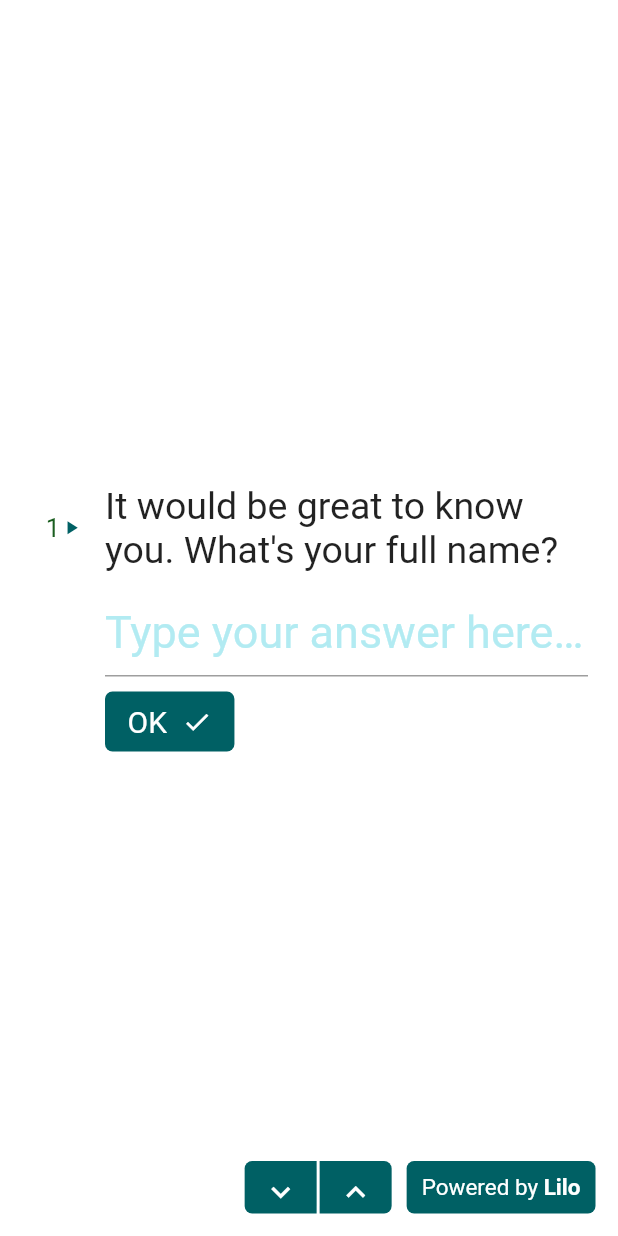
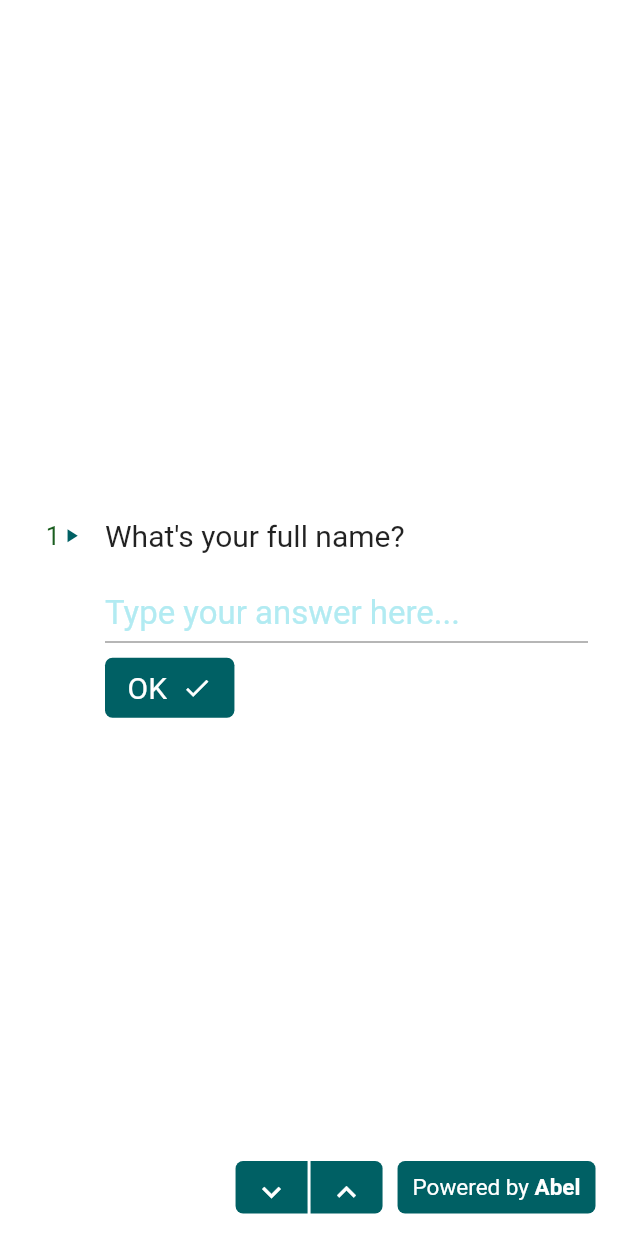
Before and after one commit to abellilo/form, a Flutter app: the screen it shows after launch, on a phone screen of 412 x 824 dp. Run offline on Flutter 3.47's test engine with Material 2 defaults, Android fonts, the light colour scheme and no system bars; drawn by our look-alikes of flutter_animate; our stand-ins replace dropdown_button2, flutter_spinkit.

Commit message:
Animated web forms

```diff
--- a/lib/components/bottomactions.dart
+++ b/lib/components/bottomactions.dart
@@ -73,7 +73,7 @@ class BottomAction extends StatelessWidget {
                     style: TextStyle(fontSize: 15, color: Colors.white),
                     children: [
                       TextSpan(
-                        text: "Lilo",
+                        text: "Abel",
                         style: TextStyle(
                             color: Colors.white,
                             fontSize: 15,
--- a/lib/components/next_botton.dart
+++ b/lib/components/next_botton.dart
@@ -1,4 +1,5 @@
 import 'package:flutter/material.dart';
+import 'package:flutter_animate/flutter_animate.dart';
 
 class NextButton extends StatelessWidget {
   NextButton({Key? key, required this.onTap, required this.page_value}) : super(key: key);
@@ -46,6 +47,6 @@ class NextButton extends StatelessWidget {
           ),
         ),
       ],
-    );
+    ).animate().scale(duration: Duration(seconds: 2), curve: Curves.easeIn);
   }
 }
--- a/lib/components/questions.dart
+++ b/lib/components/questions.dart
@@ -1,4 +1,5 @@
 import 'package:flutter/material.dart';
+import 'package:flutter_animate/flutter_animate.dart';
 
 class Question extends StatelessWidget {
   String number;
@@ -36,11 +37,15 @@ class Question extends StatelessWidget {
             alignment: Alignment.centerLeft,
             child: Text(
               question,
-              style: TextStyle(fontSize: 25),
+              style: TextStyle(fontSize: 20),
             ),
           ),
         ),
       ],
-    );
+    )
+        .animate()
+        .fadeIn(
+        curve: Curves.easeIn,
+        duration: Duration(seconds: 3));
   }
 }
--- a/lib/pages/home_page.dart
+++ b/lib/pages/home_page.dart
@@ -7,6 +7,7 @@ import '../components/next_botton.dart';
 import '../components/questions.dart';
 import 'final_page.dart';
 import 'package:flutter_spinkit/flutter_spinkit.dart';
+import 'package:flutter_animate/flutter_animate.dart';
 
 class FormPage extends StatefulWidget {
   const FormPage({Key? key}) : super(key: key);
@@ -16,7 +17,6 @@ class FormPage extends StatefulWidget {
 }
 
 class _FormPageState extends State<FormPage> {
-
   String gender = "";
   String level = "";
   String selected_job = "";
@@ -29,10 +29,7 @@ class _FormPageState extends State<FormPage> {
   TextEditingController _controller_4 = new TextEditingController();
   TextEditingController _controller_5 = new TextEditingController();
 
-  final List<String> genderItems = [
-    'Male',
-    'Female',
-  ];
+  final List<String> genderItems = ['Male', 'Female', "Other"];
 
   //modify sent message
   String replacing(String word) {
@@ -54,22 +51,35 @@ class _FormPageState extends State<FormPage> {
 
     await Future.delayed(const Duration(seconds: 5));
 
-    Navigator.push(context,MaterialPageRoute(builder: (context){
+    Navigator.push(context, MaterialPageRoute(builder: (context) {
       return Final_Page();
-    }));
+    })).whenComplete(() => reset_page());
   }
 
-  void nextpage (){
-    if(pageview_value == 4){
+  void reset_page() {
+    setState(() {
+      _selectedpage = 0;
+      pageview_value = 0;
+    });
+  }
+
+  void nextpage() {
+    if (pageview_value == 4) {
       submit();
-    }else{
+    } else {
       _controller.nextPage(
         duration: Duration(milliseconds: 400),
-          curve: Curves.easeIn);
+        curve: Curves.easeIn,
+      ).then((value) {
+        FocusScope.of(context).unfocus();
+      });
     }
   }
 
   int _selectedpage = 0;
+
+  double sized_height = 10;
+  double second_sized_height = 10;
 
   @override
   Widget build(BuildContext context) {
@@ -77,11 +87,11 @@ class _FormPageState extends State<FormPage> {
       backgroundColor: Colors.white,
       body: GestureDetector(
         onTap: () => FocusManager.instance.primaryFocus?.unfocus(),
-        child: _selectedpage == 0 ?
-        Stack(
+        child: _selectedpage == 0
+            ? Stack(
                 children: [
                   PageView(
-              onPageChanged: (val){
+                    onPageChanged: (val) {
                       setState(() {
                         pageview_value = val;
                       });
@@ -92,7 +102,8 @@ class _FormPageState extends State<FormPage> {
                       Container(
                         padding: MediaQuery.of(context).size.width > 700
                             ? EdgeInsets.symmetric(
-                      horizontal: MediaQuery.of(context).size.width / 6)
+                                horizontal:
+                                    MediaQuery.of(context).size.width / 6)
                             : EdgeInsets.symmetric(horizontal: 20),
                         child: Column(
                           mainAxisAlignment: MainAxisAlignment.center,
@@ -101,10 +112,9 @@ class _FormPageState extends State<FormPage> {
                             //Question
                             Question(
                                     number: '1',
-                          question:
-                          "It would be great to know you. What's your full name?"),
+                                    question: "What's your full name?"),
                             SizedBox(
-                        height: 20,
+                              height: sized_height,
                             ),
                             //Textfield
                             Row(
@@ -121,13 +131,16 @@ class _FormPageState extends State<FormPage> {
                                       onSubmitted: (val) {
                                         // _controller_1.text = val;
                                         _controller.nextPage(
-                                      duration: Duration(milliseconds: 400),
-                                      curve: Curves.easeIn);
+                                            duration:
+                                                Duration(milliseconds: 400),
+                                            curve: Curves.easeIn).then((value) {
+                                          FocusScope.of(context).unfocus();
+                                        });;
                                       },
                                       decoration: InputDecoration(
                                           hintText: "Type your answer here...",
                                           hintStyle: TextStyle(
-                                        fontSize: 30,
+                                              fontSize: 22,
                                               color: Colors.cyan[100])),
                                     ),
                                   ),
@@ -135,26 +148,30 @@ class _FormPageState extends State<FormPage> {
                               ],
                             ),
                             SizedBox(
-                        height: 10,
+                              height: second_sized_height,
                             ),
                             //button
-                      NextButton(onTap: nextpage,page_value: pageview_value),
+                            NextButton(
+                                onTap: nextpage, page_value: pageview_value),
                           ],
                         ),
                       ),
                       Container(
                         padding: MediaQuery.of(context).size.width > 700
                             ? EdgeInsets.symmetric(
-                      horizontal: MediaQuery.of(context).size.width / 6)
+                                horizontal:
+                                    MediaQuery.of(context).size.width / 6)
                             : EdgeInsets.symmetric(horizontal: 20),
                         child: Column(
                           mainAxisAlignment: MainAxisAlignment.center,
                           crossAxisAlignment: CrossAxisAlignment.start,
                           children: [
                             //Question
-                      Question(number: '2', question: "Age"),
+                            Question(
+                                    number: '2',
+                                    question: "Kindly tell us your Age"),
                             SizedBox(
-                        height: 20,
+                              height: sized_height,
                             ),
                             //Textfield
                             Row(
@@ -166,18 +183,17 @@ class _FormPageState extends State<FormPage> {
                                   child: Container(
                                     height: 50,
                                     child: TextField(
+                                      keyboardType: TextInputType.number,
                                       style: TextStyle(fontSize: 30),
                                       controller: _controller_2,
                                       onSubmitted: (val) {
                                         // _controller_1.text = val;
-                                  _controller.nextPage(
-                                      duration: Duration(milliseconds: 400),
-                                      curve: Curves.easeIn);
+                                        nextpage();
                                       },
                                       decoration: InputDecoration(
                                           hintText: "Type your answer here...",
                                           hintStyle: TextStyle(
-                                        fontSize: 30,
+                                              fontSize: 22,
                                               color: Colors.cyan[100])),
                                     ),
                                   ),
@@ -185,26 +201,28 @@ class _FormPageState extends State<FormPage> {
                               ],
                             ),
                             SizedBox(
-                        height: 10,
+                              height: second_sized_height,
                             ),
                             //button
-                      NextButton(onTap: nextpage,page_value: pageview_value),
+                            NextButton(
+                                onTap: nextpage, page_value: pageview_value),
                           ],
                         ),
                       ),
                       Container(
                         padding: MediaQuery.of(context).size.width > 700
                             ? EdgeInsets.symmetric(
-                      horizontal: MediaQuery.of(context).size.width / 6)
+                                horizontal:
+                                    MediaQuery.of(context).size.width / 6)
                             : EdgeInsets.symmetric(horizontal: 20),
                         child: Column(
                           mainAxisAlignment: MainAxisAlignment.center,
                           crossAxisAlignment: CrossAxisAlignment.start,
                           children: [
                             //Question
-                      Question(number: '3', question: "Gender"),
+                            Question(number: '3', question: "Pick a Sex"),
                             SizedBox(
-                        height: 20,
+                              height: sized_height,
                             ),
                             //Textfield
                             Row(
@@ -214,7 +232,7 @@ class _FormPageState extends State<FormPage> {
                                 ),
                                 Expanded(
                                   child: Container(
-                              height: 70,
+                                    height: 50,
                                     child: DropdownButtonFormField2(
                                       decoration: InputDecoration(
                                         hoverColor: Colors.cyan[100],
@@ -232,17 +250,19 @@ class _FormPageState extends State<FormPage> {
                                       hint: Text(
                                         'Select Your Gender',
                                         style: TextStyle(
-                                      fontSize: 30,
+                                            fontSize: 22,
                                             color: Colors.cyan.shade100),
                                       ),
                                       items: genderItems
-                                    .map((item) => DropdownMenuItem<String>(
+                                          .map((item) =>
+                                              DropdownMenuItem<String>(
                                                 value: item,
                                                 child: Text(
                                                   item,
                                                   style: TextStyle(
                                                       fontSize: 20,
-                                        fontWeight: FontWeight.w700,
+                                                      fontWeight:
+                                                          FontWeight.w700,
                                                       color: Colors.cyan[900]),
                                                 ),
                                               ))
@@ -270,8 +290,8 @@ class _FormPageState extends State<FormPage> {
                                         iconSize: 30,
                                       ),
                                       dropdownStyleData: DropdownStyleData(
-                                  decoration:
-                                  BoxDecoration(color: Colors.cyan[100]),
+                                        decoration: BoxDecoration(
+                                            color: Colors.cyan[100]),
                                       ),
                                     ),
                                   ),
@@ -279,17 +299,19 @@ class _FormPageState extends State<FormPage> {
                               ],
                             ),
                             SizedBox(
-                        height: 10,
+                              height: second_sized_height,
                             ),
                             //button
-                      NextButton(onTap: nextpage,page_value: pageview_value),
+                            NextButton(
+                                onTap: nextpage, page_value: pageview_value),
                           ],
                         ),
                       ),
                       Container(
                         padding: MediaQuery.of(context).size.width > 700
                             ? EdgeInsets.symmetric(
-                      horizontal: MediaQuery.of(context).size.width / 6)
+                                horizontal:
+                                    MediaQuery.of(context).size.width / 6)
                             : EdgeInsets.symmetric(horizontal: 20),
                         child: Column(
                           mainAxisAlignment: MainAxisAlignment.center,
@@ -297,9 +319,10 @@ class _FormPageState extends State<FormPage> {
                           children: [
                             //Question
                             Question(
-                          number: '4', question: "What's your phone number?"),
+                                    number: '4',
+                                    question: "What's your phone number?"),
                             SizedBox(
-                        height: 20,
+                              height: sized_height,
                             ),
                             //Textfield
                             Row(
@@ -317,13 +340,16 @@ class _FormPageState extends State<FormPage> {
                                       onSubmitted: (val) {
                                         // _controller_1.text = val;
                                         _controller.nextPage(
-                                      duration: Duration(milliseconds: 400),
-                                      curve: Curves.easeIn);
+                                            duration:
+                                                Duration(milliseconds: 400),
+                                            curve: Curves.easeIn).then((value) {
+                                          FocusScope.of(context).unfocus();
+                                        });
                                       },
                                       decoration: InputDecoration(
                                           hintText: "07012345678",
                                           hintStyle: TextStyle(
-                                        fontSize: 30,
+                                              fontSize: 22,
                                               color: Colors.cyan[100])),
                                     ),
                                   ),
@@ -331,17 +357,19 @@ class _FormPageState extends State<FormPage> {
                               ],
                             ),
                             SizedBox(
-                        height: 10,
+                              height: second_sized_height,
                             ),
                             //button
-                      NextButton(onTap: nextpage,page_value: pageview_value),
+                            NextButton(
+                                onTap: nextpage, page_value: pageview_value),
                           ],
                         ),
                       ),
                       Container(
                         padding: MediaQuery.of(context).size.width > 700
                             ? EdgeInsets.symmetric(
-                      horizontal: MediaQuery.of(context).size.width / 6)
+                                horizontal:
+                                    MediaQuery.of(context).size.width / 6)
                             : EdgeInsets.symmetric(horizontal: 20),
                         child: Column(
                           mainAxisAlignment: MainAxisAlignment.center,
@@ -349,9 +377,11 @@ class _FormPageState extends State<FormPage> {
                           children: [
                             //Question
                             Question(
-                          number: '5', question: "Phone number of Referee"),
+                                    number: '5',
+                                    question:
+                                        "Tell us your second phone number. If you have?"),
                             SizedBox(
-                        height: 20,
+                              height: sized_height,
                             ),
                             //Textfield
                             Row(
@@ -367,14 +397,14 @@ class _FormPageState extends State<FormPage> {
                                       style: TextStyle(fontSize: 30),
                                       controller: _controller_5,
                                       onSubmitted: (val) {
-                                  if(val.isNotEmpty){
+                                        if (val.isNotEmpty) {
                                           submit();
                                         }
                                       },
                                       decoration: InputDecoration(
                                           hintText: "07012345678",
                                           hintStyle: TextStyle(
-                                        fontSize: 30,
+                                              fontSize: 22,
                                               color: Colors.cyan[100])),
                                     ),
                                   ),
@@ -382,10 +412,11 @@ class _FormPageState extends State<FormPage> {
                               ],
                             ),
                             SizedBox(
-                        height: 10,
+                              height: second_sized_height,
                             ),
                             //button
-                      NextButton(onTap: nextpage,page_value: pageview_value),
+                            NextButton(
+                                onTap: nextpage, page_value: pageview_value),
                           ],
                         ),
                       ),
@@ -396,8 +427,7 @@ class _FormPageState extends State<FormPage> {
                   )
                 ],
               )
-            :
-        Center(
+            : Center(
                 child: SpinKitSpinningLines(
                   color: Colors.cyan.shade900,
                   size: 90,
--- a/pubspec.yaml
+++ b/pubspec.yaml
@@ -37,6 +37,7 @@ dependencies:
   cupertino_icons: ^1.0.2
   dropdown_button2: ^2.1.0
   flutter_spinkit: ^5.2.0
+  flutter_animate: ^4.2.0+1
 
 dev_dependencies:
   flutter_test:
```
Also changed, not shown: pubspec.lock. Lines whose indentation alone changed are shown as unchanged.
